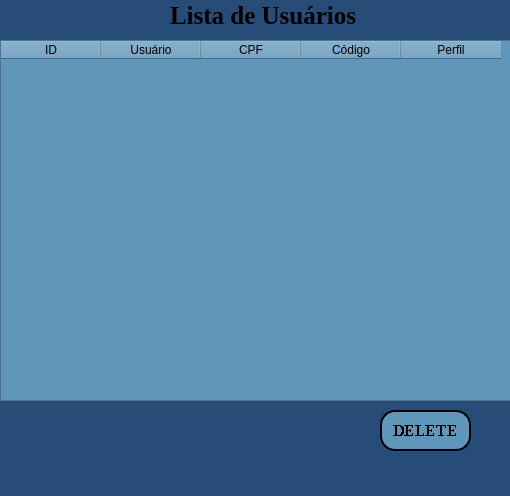
Above: lista.ui from Leonardogotz/Sistema_de_Cadastro before the change. Below: the same form after it.
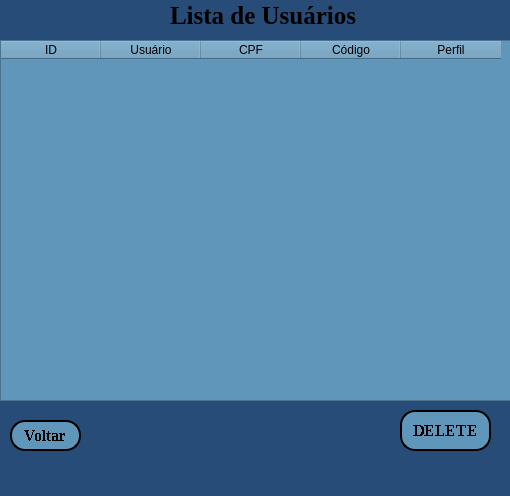
That is the form after the change.

Diff of the .ui file:
```diff
--- a/lista.ui
+++ b/lista.ui
@@ -102,7 +102,7 @@
    <widget class="QPushButton" name="pushButton">
     <property name="geometry">
      <rect>
-      <x>380</x>
+      <x>400</x>
       <y>410</y>
       <width>91</width>
       <height>41</height>
@@ -129,6 +129,36 @@
      <string>DELETE</string>
     </property>
    </widget>
+   <widget class="QPushButton" name="pushButton_2">
+    <property name="geometry">
+     <rect>
+      <x>10</x>
+      <y>420</y>
+      <width>71</width>
+      <height>31</height>
+     </rect>
+    </property>
+    <property name="font">
+     <font>
+      <family>Times New Roman</family>
+      <pointsize>12</pointsize>
+      <weight>75</weight>
+      <italic>false</italic>
+      <bold>true</bold>
+      <stylestrategy>NoAntialias</stylestrategy>
+     </font>
+    </property>
+    <property name="styleSheet">
+     <string notr="true">border-radius: 15px;
+border-color: rgb(0, 0, 0);
+border-style: outset;
+border-width: 2px;
+background-color: rgb(96, 150, 186);</string>
+    </property>
+    <property name="text">
+     <string>Voltar</string>
+    </property>
+   </widget>
   </widget>
   <widget class="QMenuBar" name="menubar">
    <property name="geometry">
```
